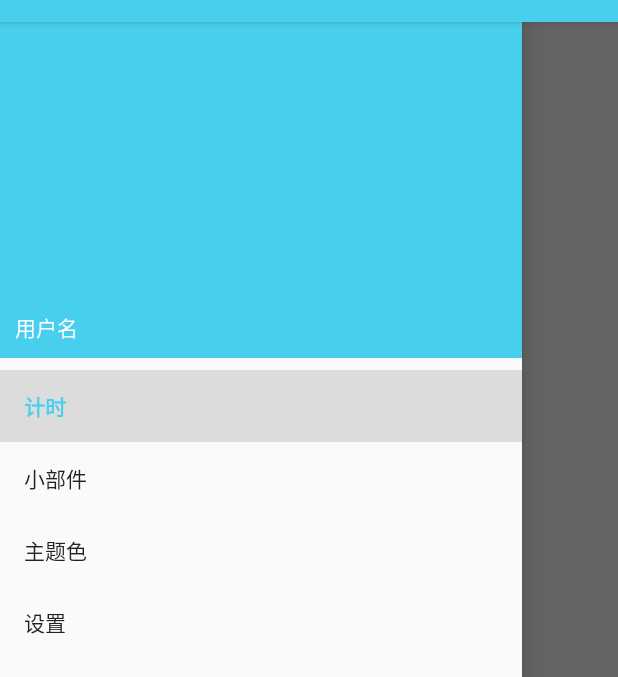
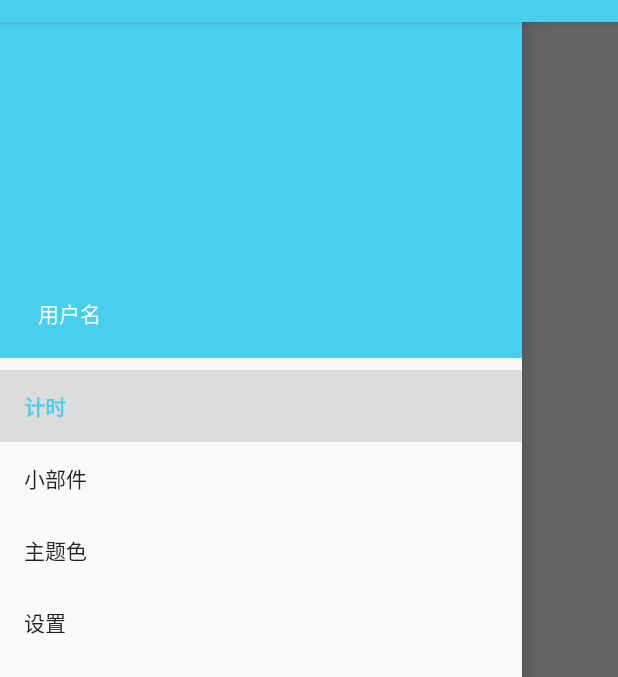
Before and after one commit to Franking502/MyiTime, an Android app: the MainActivity screen opened directly, with no data from a screen before it, with the side drawer open, on a phone screen of 412 x 824 dp, the part 62-739 px from its top. Run offline under Robolectric (Android 15) with nearby library versions, the phone set to English and light mode, and no system bars; our stand-ins replace CircleImageView; plain views replace CircleImageViewCi.

Commit message:
完成了数据项的删除。

```diff
--- a/app/src/main/java/com/example/myitime/AddActivity.java
+++ b/app/src/main/java/com/example/myitime/AddActivity.java
@@ -23,6 +23,8 @@ import android.widget.TextView;
 import android.widget.Toast;
 import java.util.ArrayList;
 import java.util.List;
+
+import static com.example.myitime.MainActivity.NEW_ITEM_ADD;
 
 public class AddActivity extends AppCompatActivity {
 
@@ -73,14 +75,12 @@ public class AddActivity extends AppCompatActivity {
             intent.putExtra("date",listEditItem.get(0).getDate());
             intent.putExtra("image",listEditItem.get(2).getImage());
             intent.putExtra("stick",listEditItem.get(3).isStick());
-
             setResult(RESULT_OK,intent);
             AddActivity.this.finish();
         }
     }
     class Back implements View.OnClickListener{
         public void onClick(View v){
-            setResult(RESULT_CANCELED);
             AddActivity.this.finish();
         }
     }
--- a/app/src/main/java/com/example/myitime/DetailActivity.java
+++ b/app/src/main/java/com/example/myitime/DetailActivity.java
@@ -152,14 +152,16 @@ public class DetailActivity extends AppCompatActivity {
                 //在这里返回index和删除的result代码，在主页面执行删除
                 Intent intent=new Intent(DetailActivity.this,MainActivity.class);
                 intent.putExtra("position",index);
-                startActivityForResult(intent,ITEM_DEL);
+                intent.putExtra("ifdel",1);
+                setResult(ITEM_DETAIL,intent);
+                DetailActivity.this.finish();
             }
         });
 
         backButton.setOnClickListener(new View.OnClickListener() {
             @Override
             public void onClick(View v) {
-                setResult(RESULT_CANCELED);
+                //setResult(RESULT_CANCELED);
                 DetailActivity.this.finish();
             }
         });
--- a/app/src/main/java/com/example/myitime/EditActivity.java
+++ b/app/src/main/java/com/example/myitime/EditActivity.java
@@ -72,6 +72,7 @@ public class EditActivity extends AppCompatActivity {
                 this.month=month;
                 this.date=date;
                 this.image=image;
+
                 Backgroundimg.setImageResource(image);
         }
     }
--- a/app/src/main/res/layout/activity_main.xml
+++ b/app/src/main/res/layout/activity_main.xml
@@ -17,6 +17,7 @@
             layout="@layout/main_page"
             android:layout_width="match_parent"
             android:layout_height="match_parent"/>
+
     </FrameLayout>
 
     <!--以下是drawerlayout中的内容-->
--- a/app/src/main/res/layout/nav_header.xml
+++ b/app/src/main/res/layout/nav_header.xml
@@ -1,5 +1,7 @@
 <?xml version="1.0" encoding="utf-8"?>
 <RelativeLayout xmlns:android="http://schemas.android.com/apk/res/android"
+    xmlns:app="http://schemas.android.com/apk/res-auto"
+    xmlns:tools="http://schemas.android.com/tools"
     android:layout_width="match_parent"
     android:layout_height="280dp"
     android:background="?attr/colorPrimary"
@@ -18,9 +20,23 @@
         android:id="@+id/username"
         android:layout_width="wrap_content"
         android:layout_height="wrap_content"
+        android:layout_alignParentStart="true"
         android:layout_alignParentBottom="true"
+        android:layout_marginStart="0dp"
+        android:layout_marginBottom="9dp"
         android:text="用户名"
         android:textColor="#FFF"
-        android:textSize="14sp" />
+        android:textSize="14sp"
+        android:translationX="15dp" />
+
+    <ImageView
+        android:id="@+id/imageView3"
+        android:layout_width="wrap_content"
+        android:layout_height="wrap_content"
+        android:layout_alignParentEnd="true"
+        android:layout_alignParentBottom="true"
+        android:layout_marginEnd="250dp"
+        android:layout_marginBottom="50dp"
+        tools:srcCompat="@tools:sample/avatars" />
 
 </RelativeLayout>
```
Also changed, not shown: app/src/main/java/com/example/myitime/MainActivity.java (+28 -19 lines), app/src/main/res/layout/color_change.xml (added, +11 -0 lines).
